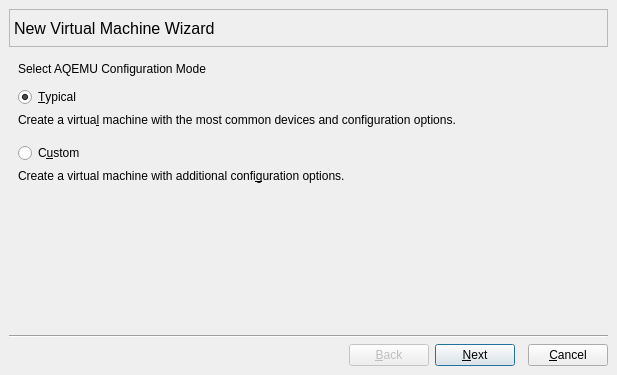
Above: src/VM_Wizard_Window.ui from tobimensch/aqemu before the change. Below: the same form after it.
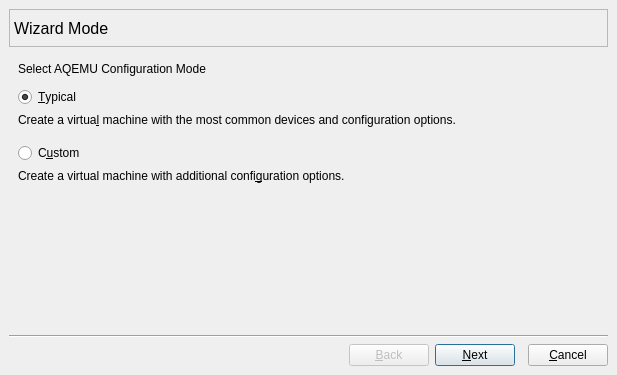
That is the form after the change. Icons and pictures are not drawn.

Diff of the .ui file:
```diff
--- a/src/VM_Wizard_Window.ui
+++ b/src/VM_Wizard_Window.ui
@@ -152,7 +152,7 @@
       <enum>QFrame::Plain</enum>
      </property>
      <property name="text">
-      <string>New Virtual Machine Wizard</string>
+      <string>Wizard Mode</string>
      </property>
     </widget>
    </item>
```
